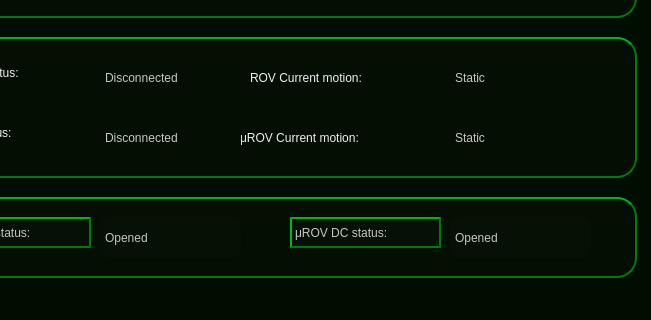
Qt form GUI_code/client1.ui (EslamEmara/ROV_CrocoMarines-) before a commit; both pictures show x 100 to 751 and y 353 to 673 of the 751 by 673 pixel window.
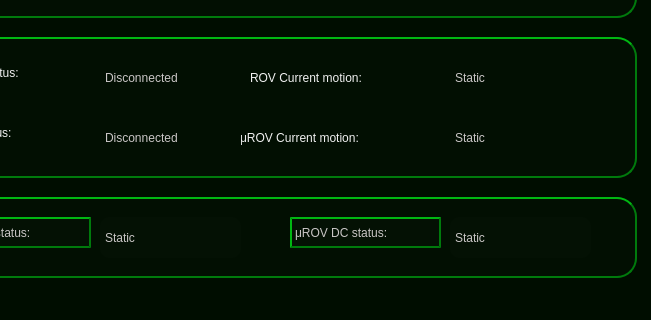
The same form after that commit. Icons and pictures are not drawn.

```diff
--- a/GUI_code/client1.ui
+++ b/GUI_code/client1.ui
@@ -1110,7 +1110,7 @@
     padding: 2px;</string>
      </property>
      <property name="text">
-      <string>Opened</string>
+      <string>Static</string>
      </property>
     </widget>
     <widget class="QLabel" name="label_28">
@@ -1172,7 +1172,7 @@
     padding: 2px;</string>
      </property>
      <property name="text">
-      <string>Opened</string>
+      <string>Static</string>
      </property>
     </widget>
    </widget>
```
